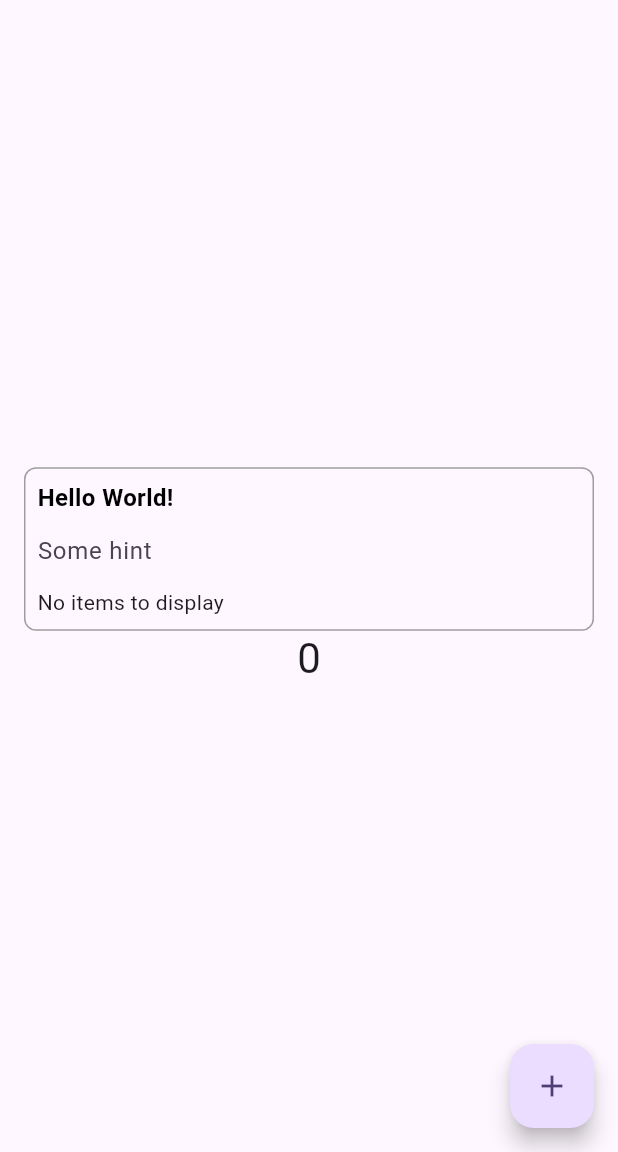
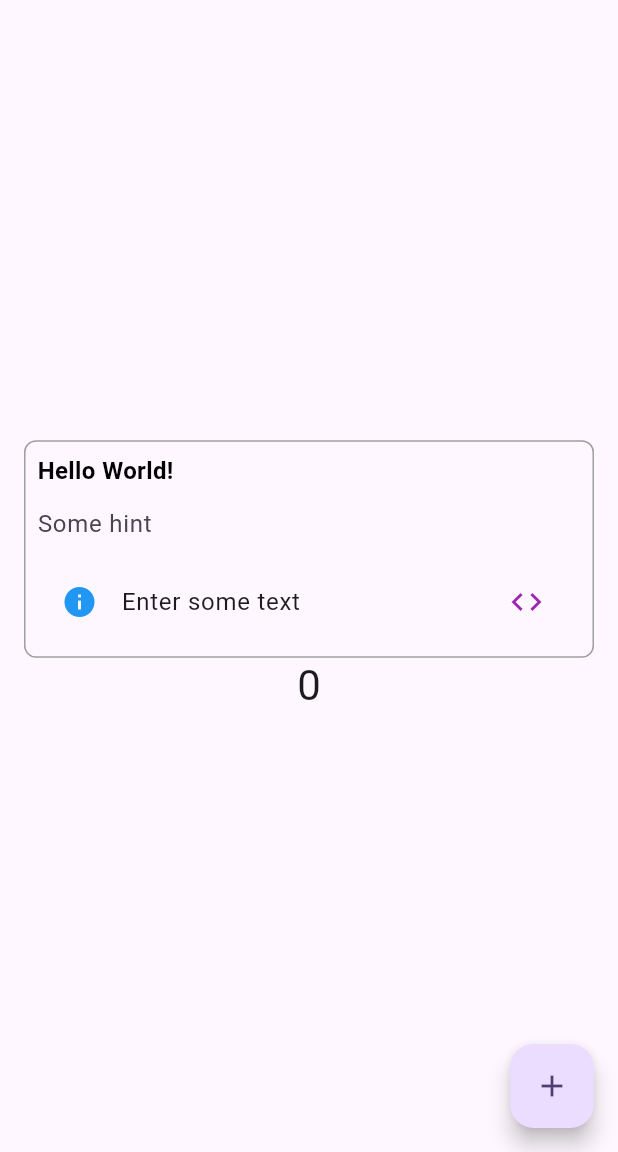
Before and after one commit to flarebyte/suricatta-sapiens, a Flutter app: the screen it shows after launch, on a phone screen of 412 x 824 dp, the part 84-1236 px from its top. Run offline on Flutter 3.47's test engine with Material 2 defaults, Android fonts, the phone set to English and light mode, and no system bars; generated files the repository leaves out were written again.

Commit message:
Adds default message

```diff
--- a/apps/app4152964/lib/widgets/suricatta_text_widget.dart
+++ b/apps/app4152964/lib/widgets/suricatta_text_widget.dart
@@ -21,7 +21,9 @@ class SuricattaTextField extends StatefulWidget {
 }
 
 class SuricattaTextFieldState extends State<SuricattaTextField> {
-  List<Message> messages = [];
+  List<Message> messages = [
+    Message("Enter some text", Level.info, Category.syntax)
+  ];
 
   void _setMessages(List<Message> messages) {
     setState(() {
@@ -63,6 +65,7 @@ class SuricattaTextFieldState extends State<SuricattaTextField> {
           messages.isNotEmpty
               ? ListView.builder(
                   shrinkWrap: true,
+                  itemCount: messages.length,
                   itemBuilder: (context, index) {
                     return ListTile(
                       leading: Icon(
```
Also changed, not shown: apps/app4152964/lib/main.dart (+8 -46 lines).
